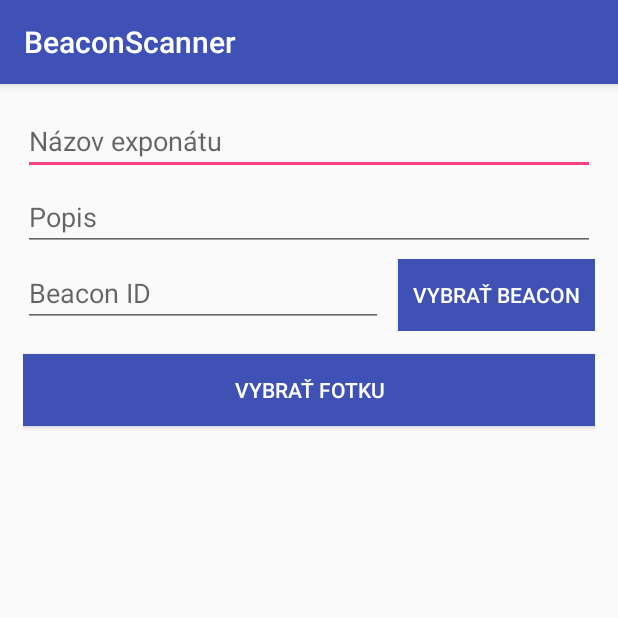
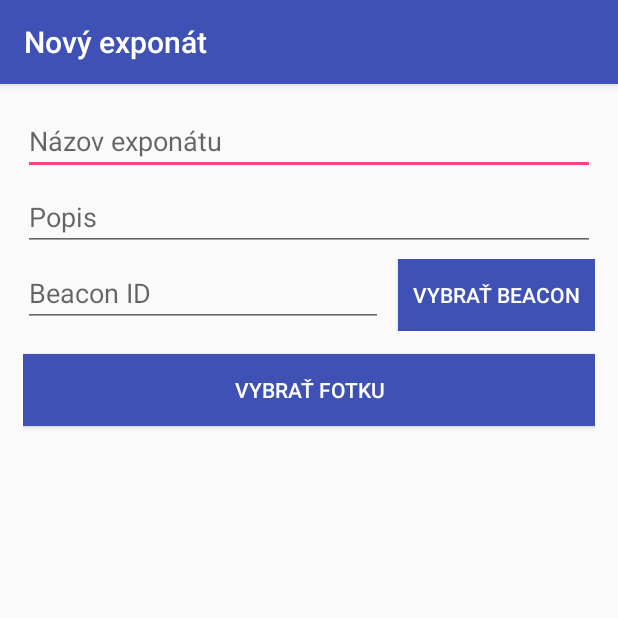
Before and after one commit to LuboZl/BeaconScannerAndroid, an Android app: the screen it shows after launch (ExhibitManager), after a tap on an icon or button, on a phone screen of 412 x 824 dp, the top half of it. Run offline under Robolectric (Android 15) with nearby library versions, the phone set to English and light mode, and no system bars; our stand-ins replace Firebase (no records; nobody signed in at launch, a user with empty details on screens opened directly), Picasso; libraries missing offline, so code that uses them is left out: pub.devrel.easypermissions.

Commit message:
mini, micro, nano .. changes

```diff
--- a/app/build.gradle
+++ b/app/build.gradle
@@ -17,7 +17,7 @@ android {
             proguardFiles getDefaultProguardFile('proguard-android.txt'), 'proguard-rules.pro'
         }
     }
-    sourceSets { main { res.srcDirs = ['src/main/res', 'src/main/res/menu'] } }
+    sourceSets { main { res.srcDirs = ['src/main/res'] } }
 }
 
 dependencies {
--- a/app/src/main/java/team1/com/beaconscanner/ExhibitManager.java
+++ b/app/src/main/java/team1/com/beaconscanner/ExhibitManager.java
@@ -58,6 +58,12 @@ public class ExhibitManager extends AppCompatActivity {
 
         hideUnusedButtons();
         if (isEdit) fillActivityFields();
+
+        if (isEdit) {
+            getSupportActionBar().setTitle(getString(R.string.title_edit_exhibit));
+        } else {
+            getSupportActionBar().setTitle(getString(R.string.title_add_exhibit));
+        }
 
         findViewById(R.id.button_beacon).setOnClickListener(new View.OnClickListener() {
             @Override
--- a/app/src/main/java/team1/com/beaconscanner/overview/ExhibitOverviewFragment.java
+++ b/app/src/main/java/team1/com/beaconscanner/overview/ExhibitOverviewFragment.java
@@ -12,6 +12,7 @@ import android.support.design.widget.BottomNavigationView;
 
 import java.util.ArrayList;
 
+import team1.com.beaconscanner.MainActivity;
 import team1.com.beaconscanner.R;
 import team1.com.beaconscanner.device.BluetoothDevicesListFragment;
 import team1.com.beaconscanner.device.MBluetoothDevice;
@@ -20,9 +21,9 @@ import team1.com.beaconscanner.exhibit.ExhibitListFragment;
 
 public class ExhibitOverviewFragment extends Fragment {
     BottomNavigationView mBottomNavigationView;
-    String BLUETOOTH_DEVICES_FRAGMENT = "BLUETOOTH_DEVICES_FRAGMENT";
-    String FOUND_EXHIBIT_FRAGMENT = "FOUND_EXHIBIT_FRAGMENT";
-    String ALL_EXHIBITS_FRAGMENT = "ALL_EXHIBITS_FRAGMENT";
+    final String BLUETOOTH_DEVICES_FRAGMENT = "BLUETOOTH_DEVICES_FRAGMENT";
+    final String FOUND_EXHIBIT_FRAGMENT = "FOUND_EXHIBIT_FRAGMENT";
+    final String ALL_EXHIBITS_FRAGMENT = "ALL_EXHIBITS_FRAGMENT";
 
     private ArrayList<Exhibit> mFoundExhibits = new ArrayList<>();
     private ArrayList<Exhibit> mAllExhibits = new ArrayList<>();
@@ -97,11 +98,25 @@ public class ExhibitOverviewFragment extends Fragment {
         };
     }
 
+    public String getTitle(String TAG){
+        switch (TAG){
+            case FOUND_EXHIBIT_FRAGMENT:
+                return getString(R.string.fragment_overview_visible_exhibits);
+            case BLUETOOTH_DEVICES_FRAGMENT:
+                return getString(R.string.fragment_overview_visible_devices);
+            case ALL_EXHIBITS_FRAGMENT:
+                return getString(R.string.fragment_overview_all_exhibits);
+        }
+
+        return getString(R.string.app_name);
+
+    }
     private void setNewFragment(String TAG) {
         ft = getChildFragmentManager().beginTransaction();
         ft.replace(R.id.fragment_overview_content, mCurrentFragment, TAG);
         ft.addToBackStack(null);
         ft.commit();
+        ((MainActivity)getActivity()).getSupportActionBar().setTitle(getTitle(TAG));
     }
 
     public void onDataUpdated(ArrayList<Exhibit> foundExhibits, ArrayList<MBluetoothDevice> bluetoothDevices, ArrayList<Exhibit> allExhibits) {
--- a/app/src/main/res/drawable/drawer_item.xml
+++ b/app/src/main/res/drawable/drawer_item.xml
@@ -1,5 +1,5 @@
 <?xml version="1.0" encoding="utf-8"?>
 <selector xmlns:android="http://schemas.android.com/apk/res/android">
-    <item android:color="#303F9F" android:state_checked="true" />
-    <item android:color="#FF4081" />
+    <item android:color="@color/colorPrimaryDark" android:state_checked="true" />
+    <item android:color="@color/colorAccent" />
 </selector>
--- a/app/src/main/res/layout/activity_main.xml
+++ b/app/src/main/res/layout/activity_main.xml
@@ -16,8 +16,8 @@
         android:layout_width="wrap_content"
         android:layout_height="wrap_content"
         android:layout_gravity="bottom|end"
-        android:layout_marginRight="15dp"
-        android:layout_marginBottom="55dp"
+        android:layout_marginRight="16dp"
+        android:layout_marginBottom="80dp"
         android:src="@drawable/ic_add_black_24dp"
         android:tint="@android:color/white" />
 
--- a/app/src/main/res/layout/fragment_overview.xml
+++ b/app/src/main/res/layout/fragment_overview.xml
@@ -18,6 +18,6 @@
         android:layout_height="wrap_content"
         app:itemIconTint="@drawable/drawer_item"
         app:itemTextColor="@drawable/drawer_item"
-        app:itemBackground="@android:color/transparent"
+        app:itemBackground="@android:color/white"
         app:menu="@menu/menu_bottom_navigation" />
 </FrameLayout>
--- a/app/src/main/res/menu/menu_bottom_navigation.xml
+++ b/app/src/main/res/menu/menu_bottom_navigation.xml
@@ -3,15 +3,15 @@
     <item
         android:id="@+id/menu_found_exhibits"
         android:icon="@drawable/ic_bluetooth_connected_black_24dp"
-        android:title="Visible exhibits" />
+        android:title="@string/fragment_overview_visible_exhibits" />
 
     <item
         android:id="@+id/menu_bluetooth"
         android:icon="@drawable/ic_bluetooth_searching_black_24dp"
-        android:title="Bluetooth devices" />
+        android:title="@string/fragment_overview_visible_devices" />
 
     <item
         android:id="@+id/menu_all_exhibits"
         android:icon="@drawable/ic_save_black_24dp"
-        android:title="All exhibits" />
+        android:title="@string/fragment_overview_all_exhibits" />
 </menu>
--- a/app/src/main/res/values/strings.xml
+++ b/app/src/main/res/values/strings.xml
@@ -24,6 +24,8 @@
     <string name="exhibit_validation_id">Zadajte adresu beaconu.</string>
     <string name="exhibit_validation_image">Zadajte obrázok exponátu.</string>
     <string name="add_exhibit">Pridať exponát</string>
+    <string name="title_add_exhibit">Nový exponát</string>
+    <string name="title_edit_exhibit">Úprava exponátu</string>
     <string name="exhibit_saved">Exponát bol uložený.</string>
     <string name="edit_exhibit">Upraviť exponát</string>
     <string name="exhibit_edited">Exponát bol upravený.</string>
@@ -49,4 +51,10 @@
     <!--BluetoothDevicesListFragmentAdapter-->
     <string name="devices_rssi">RSSI</string>
 
+    <!--Overview fragment Menu-->
+    <string name="fragment_overview_visible_exhibits">Exponáty v okolí</string>
+    <string name="fragment_overview_visible_devices">Viditeľné zariadenia</string>
+    <string name="fragment_overview_all_exhibits">Všetky exponáty</string>
+
+
 </resources>
```
